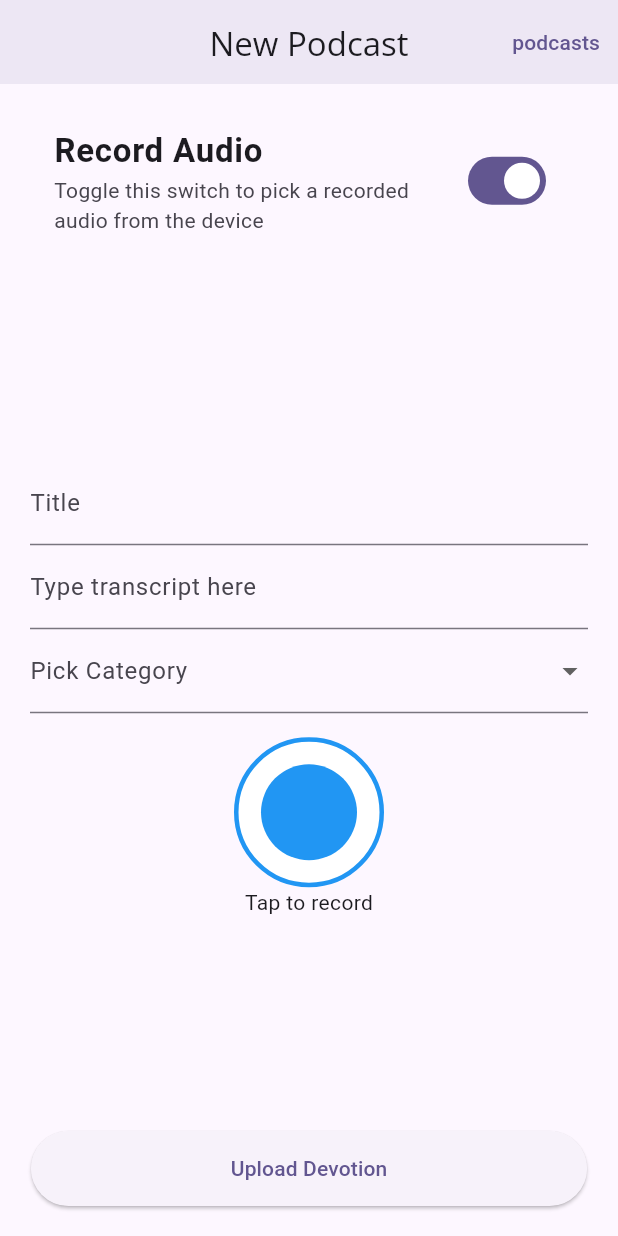
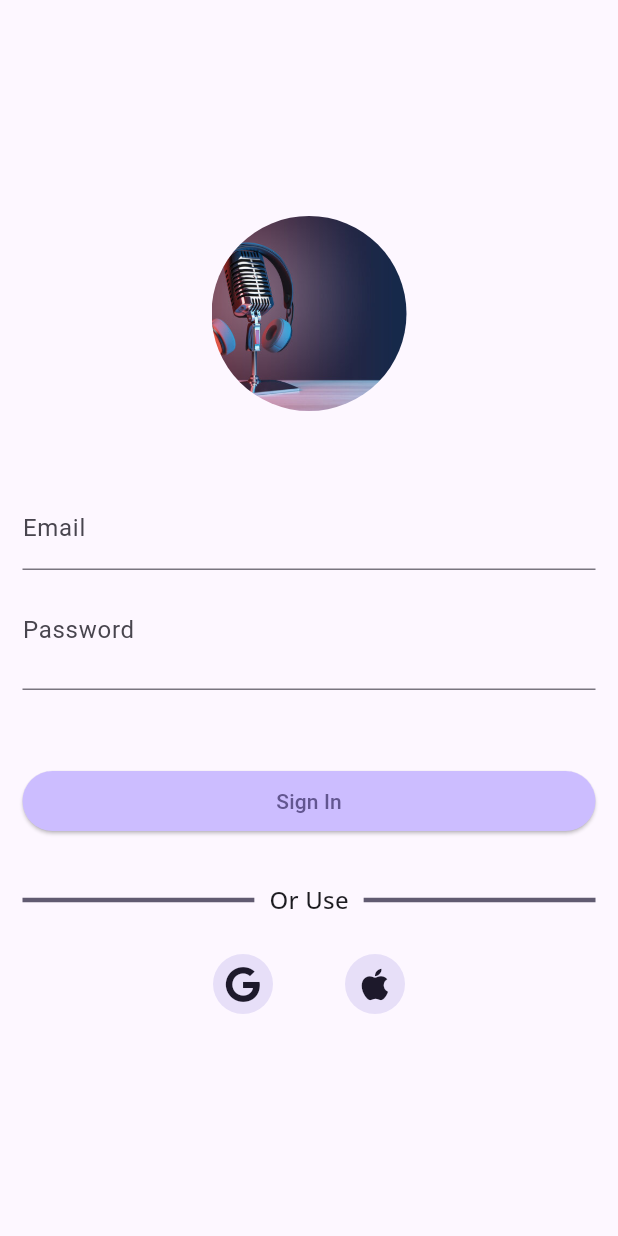
Before and after one commit to chotixity/kigundu_farewell, a Flutter app: the screen it shows after launch, on a phone screen of 412 x 824 dp. Run offline on Flutter 3.47's test engine with Material 3 defaults, Android fonts, the phone set to English and light mode, and no system bars; our stand-ins replace audio_video_progress_bar, cloud_firestore, file_picker, firebase_auth, firebase_core, firebase_storage and 8 more; missing offline and left inert: record; accounts and stored records are empty.

Commit message:
:sparkles: added an image to the sign up screen

```diff
--- /dev/null
+++ b/lib/Screens/common/auth_screen.dart
@@ -0,0 +1,138 @@
+import 'package:flutter/material.dart';
+import 'package:font_awesome_flutter/font_awesome_flutter.dart';
+
+import '../../services/auth.dart';
+
+enum AuthType { login, signUp }
+
+class AuthScreen extends StatefulWidget {
+  const AuthScreen({super.key});
+
+  @override
+  State<AuthScreen> createState() => _AuthScreenState();
+}
+
+class _AuthScreenState extends State<AuthScreen> {
+  final TextEditingController _emailController = TextEditingController();
+  final TextEditingController _passwordController = TextEditingController();
+  bool _passwordVisibility = false;
+
+  final GlobalKey _authFormKey = GlobalKey();
+
+  void _togglePasswordVisibility() {
+    setState(() {
+      _passwordVisibility = !_passwordVisibility;
+    });
+  }
+
+  @override
+  Widget build(BuildContext context) {
+    return Scaffold(
+      body: Padding(
+        padding: const EdgeInsets.all(15.0),
+        child: Form(
+          key: _authFormKey,
+          child: Column(
+            mainAxisAlignment: MainAxisAlignment.center,
+            children: [
+              ClipRRect(
+                borderRadius: BorderRadius.circular(65),
+                child: Image.asset(
+                  height: 130,
+                  width: 130,
+                  'assets/images/podcast_image.jpg',
+                  fit: BoxFit.cover,
+                ),
+              ),
+              const SizedBox(
+                height: 50,
+              ),
+              TextFormField(
+                controller: _emailController,
+                decoration: const InputDecoration(label: Text("Email")),
+              ),
+              TextFormField(
+                controller: _passwordController,
+                obscureText: _passwordVisibility,
+                decoration: InputDecoration(
+                  label: const Text('Password'),
+                  suffix: IconButton(
+                    onPressed: () {
+                      _togglePasswordVisibility();
+                    },
+                    icon: Icon(
+                      _passwordVisibility
+                          ? Icons.visibility
+                          : Icons.visibility_off,
+                    ),
+                  ),
+                ),
+              ),
+              const SizedBox(
+                height: 50,
+              ),
+              ElevatedButton(
+                style: ButtonStyle(
+                    backgroundColor: WidgetStatePropertyAll<Color>(
+                        Theme.of(context).colorScheme.inversePrimary),
+                    minimumSize: const WidgetStatePropertyAll<Size>(
+                        Size(double.infinity, 40))),
+                onPressed: () {},
+                child: const Text('Sign In'),
+              ),
+              const SizedBox(
+                height: 30,
+              ),
+              Row(
+                children: [
+                  Expanded(
+                    child: Divider(
+                      thickness: 3,
+                      color: Theme.of(context).colorScheme.secondary,
+                    ),
+                  ),
+                  const SizedBox(
+                    width: 10,
+                  ),
+                  Text(
+                    "Or Use",
+                    style: Theme.of(context).textTheme.titleMedium,
+                  ),
+                  const SizedBox(
+                    width: 10,
+                  ),
+                  Expanded(
+                      child: Divider(
+                    thickness: 3,
+                    color: Theme.of(context).colorScheme.secondary,
+                  ))
+                ],
+              ),
+              const SizedBox(
+                height: 20,
+              ),
+              Row(
+                mainAxisAlignment: MainAxisAlignment.center,
+                children: [
+                  IconButton.filledTonal(
+                    onPressed: () {
+                      Auth().signInWithGoogle();
+                    },
+                    icon: const FaIcon(FontAwesomeIcons.google),
+                  ),
+                  const SizedBox(
+                    width: 40,
+                  ),
+                  IconButton.filledTonal(
+                    onPressed: () {},
+                    icon: const FaIcon(FontAwesomeIcons.apple),
+                  )
+                ],
+              ),
+            ],
+          ),
+        ),
+      ),
+    );
+  }
+}
--- a/lib/main.dart
+++ b/lib/main.dart
@@ -1,14 +1,12 @@
-import 'package:flutter/foundation.dart';
 import 'package:flutter/material.dart';
+import 'package:podcasts/Screens/common/auth_screen.dart';
 import 'package:podcasts/firebase_options.dart';
 import 'package:firebase_core/firebase_core.dart';
-import 'package:podcasts/Screens/podcast_page.dart';
 import 'package:just_audio_background/just_audio_background.dart';
 import 'package:podcasts/provider/podcast_provider.dart';
 import 'package:provider/provider.dart';
 import './util.dart';
 import './theme.dart';
-import 'Screens/adminPage.dart';
 
 void main() async {
   WidgetsFlutterBinding.ensureInitialized();
@@ -34,7 +32,8 @@ class MyApp extends StatelessWidget {
       child: MaterialApp(
         debugShowCheckedModeBanner: false,
         theme: brightness == Brightness.light ? theme.light() : theme.dark(),
-        home: kIsWeb ? const PodcastPage() : const RecordingScreen(),
+        // home: kIsWeb ? const PodcastPage() : const RecordingScreen(),
+        home: const AuthScreen(),
       ),
     );
   }
--- a/pubspec.yaml
+++ b/pubspec.yaml
@@ -27,6 +27,10 @@ dependencies:
   firebase_storage: ^12.1.1
   intl: ^0.19.0
   just_audio_background: ^0.0.1-beta.13
+  local_auth: ^2.2.0
+  font_awesome_flutter: ^10.7.0
+  firebase_auth: ^5.1.3
+  google_sign_in: ^6.2.1
 
 dev_dependencies:
   flutter_test:
@@ -38,5 +42,6 @@ dev_dependencies:
 
 flutter:
   assets:
+    - assets/images/podcast_image.jpg
     - shorebird.yaml
   uses-material-design: true
```
Also changed, not shown: lib/Screens/admin/adminPage.dart (renamed from lib/Screens/adminPage.dart, +4 -5 lines), lib/Screens/normal_user/past_episode.dart (renamed from lib/Screens/past_episode.dart, +16 -2 lines), lib/Screens/normal_user/test_podcast_page.dart (renamed from lib/Screens/test_podcast_page.dart, +5 -6 lines), lib/provider/auth_provider.dart (added, +16 -0 lines), lib/services/audio_player.dart (+47 -0 lines), lib/services/auth.dart (added, +38 -0 lines), assets/images/podcast_image.jpg (added), firebase.json, lib/firebase_options.dart, pubspec.lock, 6 other files.
